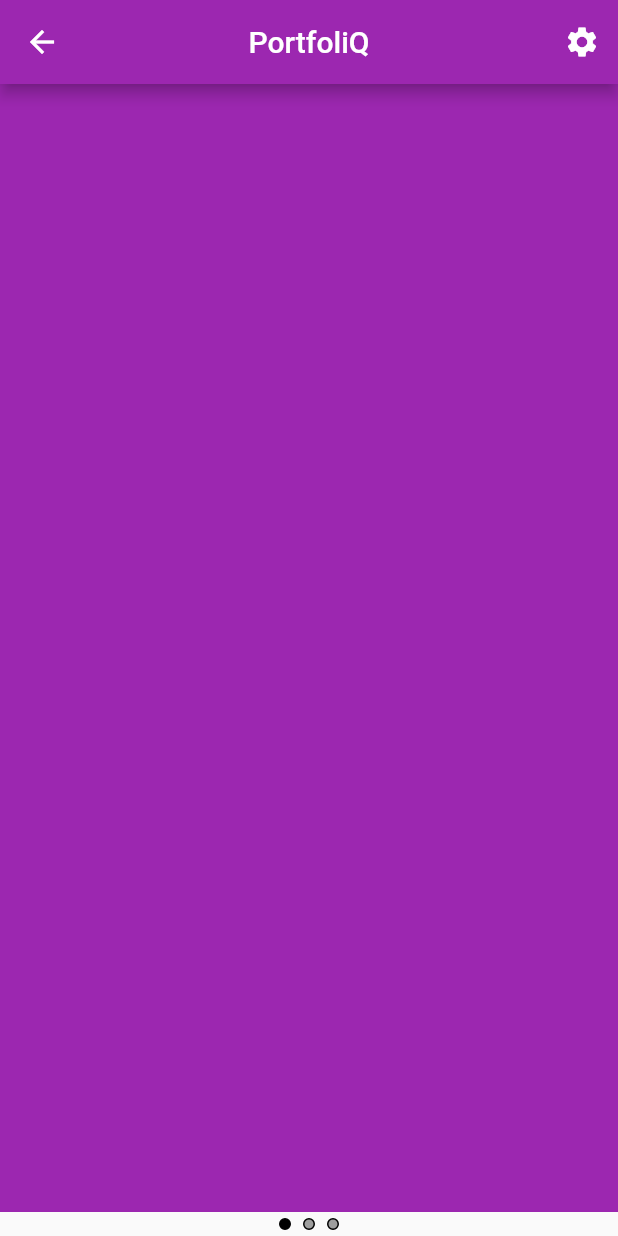
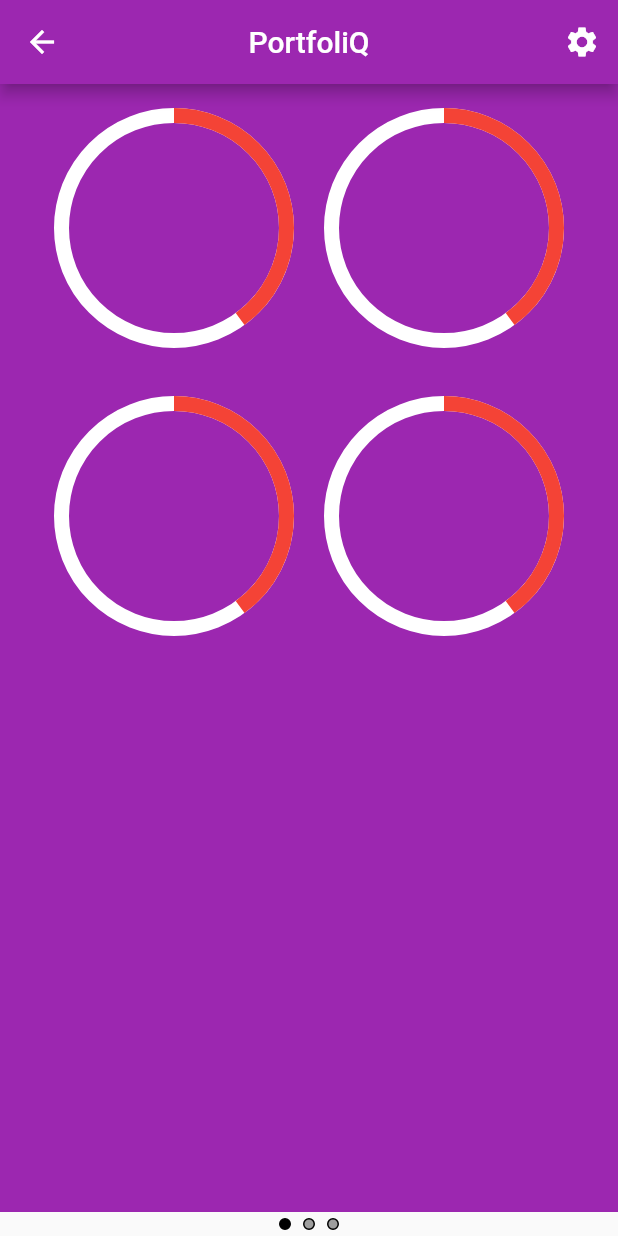
Before and after one commit to jmjac/portfolio, a Flutter app: the HomePage screen opened by its route, on a phone screen of 412 x 824 dp. Run offline on Flutter 3.47's test engine with Material 2 defaults, Android fonts, the phone set to English and light mode, and no system bars; drawn by our look-alikes of percent_indicator; our stand-ins replace charts_flutter, firebase_auth, flutter_mobx, google_fonts, google_sign_in, mobx and 1 more; missing offline and left inert: flutter_material_color_picker; accounts and stored records are empty; generated files the repository leaves out were written again.

```diff
--- a/lib/goals/goal_page.dart
+++ b/lib/goals/goal_page.dart
@@ -11,11 +11,25 @@ class GoalPage extends StatelessWidget {
     return Container(
         color: Theme.of(context).primaryColor,
         child: ListView.builder(
-          itemCount: goalStore.goals.length ~/ 2,
-          itemBuilder: (context, index) => Row(children: [
-            CircularPercentIndicator(),
-            CircularPercentIndicator()
-          ]),
+          itemCount: (5) ~/ 2,
+          itemBuilder: (context, index) => Padding(
+              padding: EdgeInsets.all(16.0),
+              child: Row(
+                  mainAxisAlignment: MainAxisAlignment.spaceEvenly,
+                  children: [
+                    GoalProgress(),
+                    GoalProgress(),
+                  ])),
         ));
   }
+
+  Widget GoalProgress() {
+    return CircularPercentIndicator(
+      radius: 160,
+      backgroundColor: Colors.white,
+      progressColor: Colors.red,
+      percent: 0.40,
+      lineWidth: 10.0,
+    );
+  }
 }
```
Also changed, not shown: lib/black_rock/black_rock_api_portfolio.dart (+11 -0 lines).
